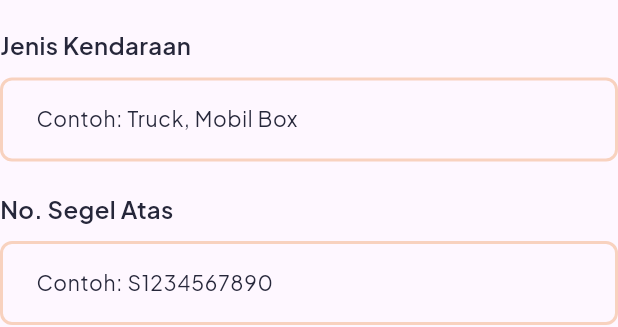
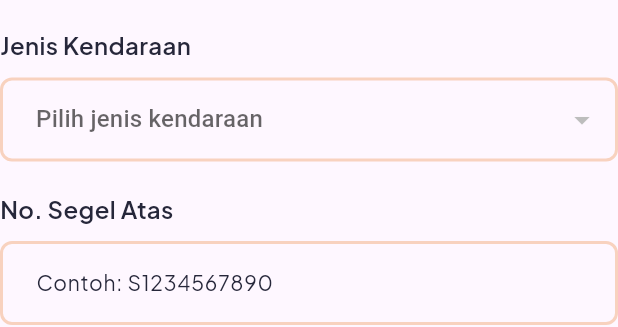
Before and after one commit to ahmdsk/TruckTrack, a Flutter app: the FormKelolaKendaraan widget shown alone on an empty page, opened directly, on a phone screen of 412 x 824 dp. Shown: the part 368-695 px from the top of the screen. Run offline on Flutter 3.47's test engine with Material 3 defaults, Android fonts, the phone set to English and light mode, and no system bars; our stand-ins replace dio, flutter_feather_icons, get, get_it, google_fonts, shared_preferences and 1 more; missing offline and left inert: mapbox_maps_flutter; accounts and stored records are empty; network calls fail.

Commit message:
feat: add JenisBbm and JenisKendaraan models; update Pesanan model to include kendaraanId; enhance MasterDataKendaraanController and views to manage vehicle types; implement services for fetching JenisBbm and JenisKendaraan data

```diff
--- /dev/null
+++ b/lib/app/models/jenis_kendaraan.dart
@@ -0,0 +1,23 @@
+class JenisKendaraan {
+    JenisKendaraan({
+        required this.id,
+        required this.nama,
+        required this.createdAt,
+        required this.updatedAt,
+    });
+
+    final int id;
+    final String nama;
+    final DateTime? createdAt;
+    final DateTime? updatedAt;
+
+    factory JenisKendaraan.fromJson(Map<String, dynamic> json){
+        return JenisKendaraan(
+            id: json["id"] ?? 0,
+            nama: json["nama"] ?? "",
+            createdAt: DateTime.tryParse(json["created_at"] ?? ""),
+            updatedAt: DateTime.tryParse(json["updated_at"] ?? ""),
+        );
+    }
+
+}
--- a/lib/app/models/pesanan.dart
+++ b/lib/app/models/pesanan.dart
@@ -7,6 +7,7 @@ class Pesanan {
     required this.costumerId,
     required this.driverId,
     required this.managerId,
+    required this.kendaraanId,
     required this.tanggalPesanan,
     required this.statusPesanan,
     required this.jenisBbm,
@@ -25,6 +26,7 @@ class Pesanan {
   final int costumerId;
   final int driverId;
   final int managerId;
+  final int kendaraanId;
   final DateTime? tanggalPesanan;
   final String statusPesanan;
   final String jenisBbm;
@@ -41,6 +43,7 @@ class Pesanan {
       id: json["id"] ?? 0,
       noPesanan: json["no_pesanan"] ?? "",
       costumerId: json["costumer_id"] ?? 0,
+      kendaraanId: json["kendaraan_id"] ?? 0,
       driverId: json["driver_id"] ?? 0,
       managerId: json["manager_id"] ?? 0,
       tanggalPesanan: DateTime.tryParse(json["tanggal_pesanan"] ?? ""),
--- a/lib/app/modules/login/views/login_view.dart
+++ b/lib/app/modules/login/views/login_view.dart
@@ -16,7 +16,7 @@ class LoginView extends GetView<LoginController> {
     controller.onInit();
 
     final authC = Get.find<AuthController>();
-    final emailController = TextEditingController(text: 'driver2@test.com');
+    final emailController = TextEditingController(text: 'ahmad@test.com');
     final passwordController = TextEditingController(text: '12345');
 
     return Scaffold(
--- a/lib/app/modules/master_data/kendaraan/controllers/master_data_kendaraan_controller.dart
+++ b/lib/app/modules/master_data/kendaraan/controllers/master_data_kendaraan_controller.dart
@@ -1,23 +1,27 @@
 import 'package:flutter/material.dart';
 import 'package:get/get.dart';
+import 'package:truck_track/app/models/jenis_kendaraan.dart';
 import 'package:truck_track/app/models/kendaraan.dart';
 import 'package:truck_track/app/models/user.dart';
 import 'package:truck_track/components/snackbar.dart';
 import 'package:truck_track/service_locator.dart';
+import 'package:truck_track/services/jenis_kendaraan_service.dart';
 import 'package:truck_track/services/kendaraan_service.dart';
 import 'package:truck_track/services/user_service.dart';
 
 class MasterDataKendaraanController extends GetxController {
   final listKendaraan = <Kendaraan>[].obs;
+  final listJenisKendaraan = <JenisKendaraan>[].obs;
   final listDrivers = <User>[].obs;
 
+  final jenisKendaraanService = sl<JenisKendaraanService>();
   final kendaraanService = sl<KendaraanService>();
   final userService = sl<UserService>();
 
   // Di dalam MasterDataKendaraanController
   final selectedDriver = Rxn<User>();
+  final selectedJenisKendaraan = Rxn<JenisKendaraan>();
   final noPolisiController = TextEditingController();
-  final jenisKendaraanController = TextEditingController();
   final noSegelAtasController= TextEditingController();
   final noSegelBawahController= TextEditingController();
   final noSuratJalanController = TextEditingController();
@@ -30,6 +34,10 @@ class MasterDataKendaraanController extends GetxController {
     final kendaraan = await kendaraanService.getKendaraan();
     listKendaraan.assignAll(kendaraan);
 
+    // Ambil data jenis kendaraan
+    final jenisKendaraan = await jenisKendaraanService.getKendaraan();
+    listJenisKendaraan.assignAll(jenisKendaraan);
+
     // Ambil data driver dari user_service
     final users = await userService.getAllByRoles(UserRole.driver);
     listDrivers.assignAll(users);
@@ -40,7 +48,7 @@ class MasterDataKendaraanController extends GetxController {
     final newKendaraan = {
       'id_driver': selectedDriver.value?.id,
       'no_polisi': noPolisiController.text,
-      'jenis_kendaraan': jenisKendaraanController.text,
+      'jenis_kendaraan': selectedJenisKendaraan.value?.nama,
       'no_segel_atas': noSegelAtasController.text,
       'no_segel_bawah': noSegelBawahController.text,
       'no_surat_jalan': noSuratJalanController.text,
@@ -75,7 +83,7 @@ class MasterDataKendaraanController extends GetxController {
     final updatedKendaraan = {
       'id_driver': selectedDriver.value?.id,
       'no_polisi': noPolisiController.text,
-      'jenis_kendaraan': jenisKendaraanController.text,
+      'jenis_kendaraan': selectedJenisKendaraan.value?.nama,
       'no_segel_atas': noSegelAtasController.text,
       'no_segel_bawah': noSegelBawahController.text,
       'no_surat_jalan': noSuratJalanController.text,
@@ -95,8 +103,8 @@ class MasterDataKendaraanController extends GetxController {
 
   void clearForm() {
     selectedDriver.value = null;
+    selectedJenisKendaraan.value = null;
     noPolisiController.clear();
-    jenisKendaraanController.clear();
     noSegelAtasController.clear();
     noSegelBawahController.clear();
     noSuratJalanController.clear();
--- a/lib/app/modules/master_data/kendaraan/views/master_data_kendaraan_view.dart
+++ b/lib/app/modules/master_data/kendaraan/views/master_data_kendaraan_view.dart
@@ -2,6 +2,7 @@ import 'package:flutter/material.dart';
 import 'package:flutter_feather_icons/flutter_feather_icons.dart';
 
 import 'package:get/get.dart';
+import 'package:truck_track/app/models/jenis_kendaraan.dart';
 import 'package:truck_track/app/models/kendaraan.dart';
 import 'package:truck_track/app/models/user.dart';
 import 'package:truck_track/components/confirmation_dialog.dart';
@@ -82,9 +83,11 @@ class FormKelolaKendaraan extends StatelessWidget {
       controller.selectedDriver.value = controller.listDrivers.firstWhereOrNull(
         (e) => e.id == kendaraan!.idDriver,
       );
+
+      controller.selectedJenisKendaraan.value = controller.listJenisKendaraan
+          .firstWhereOrNull((e) => e.nama == kendaraan!.jenisKendaraan);
+
       controller.noPolisiController.text = kendaraan!.noPolisi;
-      controller.jenisKendaraanController.text = kendaraan!.jenisKendaraan;
-
       controller.noSegelAtasController.text = kendaraan!.noSegelAtas;
       controller.noSegelBawahController.text = kendaraan!.noSegelBawah;
       controller.noSuratJalanController.text = kendaraan!.noSuratJalan;
@@ -128,11 +131,23 @@ class FormKelolaKendaraan extends StatelessWidget {
           controller: controller.noPolisiController,
         ),
         const SizedBox(height: 20),
-        InputField(
-          title: 'Jenis Kendaraan',
-          hintText: 'Contoh: Truck, Mobil Box',
-          controller: controller.jenisKendaraanController,
-        ),
+        Obx(() {
+          final jenisKendaraan = controller.listJenisKendaraan;
+          return Dropdown<JenisKendaraan>(
+            title: "Jenis Kendaraan",
+            hintText: "Pilih jenis kendaraan",
+            value: controller.selectedJenisKendaraan.value,
+            onChanged: (val) => controller.selectedJenisKendaraan.value = val,
+            items: jenisKendaraan
+                .map(
+                  (jenis) => DropdownMenuItem(
+                    value: jenis,
+                    child: Text(jenis.nama),
+                  ),
+                )
+                .toList(),
+          );
+        }),
         const SizedBox(height: 20),
         InputField(
           title: 'No. Segel Atas',
--- a/lib/app/modules/setting_order/controllers/setting_order_controller.dart
+++ b/lib/app/modules/setting_order/controllers/setting_order_controller.dart
@@ -1,9 +1,13 @@
 import 'package:flutter/material.dart';
 import 'package:get/get.dart';
+import 'package:truck_track/app/models/jenis_bbm.dart';
+import 'package:truck_track/app/models/kendaraan.dart';
 import 'package:truck_track/app/models/pesanan.dart';
 import 'package:truck_track/app/models/user.dart';
 import 'package:truck_track/components/snackbar.dart';
 import 'package:truck_track/service_locator.dart';
+import 'package:truck_track/services/jenis_bbm_service.dart';
+import 'package:truck_track/services/kendaraan_service.dart';
 import 'package:truck_track/services/order_service.dart';
 import 'package:truck_track/services/user_service.dart';
 
@@ -11,18 +15,23 @@ class SettingOrderController extends GetxController {
   // List Driver dan Costumer
   final listDrivers = <User>[].obs;
   final listCostumers = <User>[].obs;
+  final listBBM = <JenisBbm>[].obs;
+  final listKendaraan = <Kendaraan>[].obs;
 
   final listOrders = <Pesanan>[].obs;
 
   // Panggil Services
   final orderService = sl<OrderService>();
   final userService = sl<UserService>();
+  final bbmService = sl<JenisBBMService>();
+  final kendaraanService = sl<KendaraanService>();
 
   // Di dalam SettingDeliveryController
+  final selectedBBM = Rxn<JenisBbm>();
   final selectedDriver = Rxn<User>();
   final selectedCostumer = Rxn<User>();
+  final selectedKendaraan = Rxn<Kendaraan>();
   final noPesananController = TextEditingController();
-  final jenisBBMController = TextEditingController();
   final volumeBBMController = TextEditingController();
   final alamatPengirimanController = TextEditingController();
 
@@ -37,9 +46,17 @@ class SettingOrderController extends GetxController {
     final drivers = await userService.getAllByRoles(UserRole.driver);
     listDrivers.assignAll(drivers);
 
+    // Ambil data bbm
+    final bbm = await bbmService.getAllJenisBBM();
+    listBBM.assignAll(bbm);
+
     // Ambil data customer dari user_service
     final costumers = await userService.getAllByRoles(UserRole.costumer);
     listCostumers.assignAll(costumers);
+
+    // Ambil data kendaraan
+    final kendaraan = await kendaraanService.getKendaraan();
+    listKendaraan.assignAll(kendaraan);
   }
 
   // Method untuk submit data ke API
@@ -47,8 +64,9 @@ class SettingOrderController extends GetxController {
     final newPesanan = {
       'driver_id': selectedDriver.value?.id,
       'costumer_id': selectedCostumer.value?.id,
+      'kendaraan_id': selectedKendaraan.value?.id,
       'no_pesanan': noPesananController.text,
-      'jenis_bbm': jenisBBMController.text,
+      'jenis_bbm': selectedBBM.value?.nama,
       'volume_bbm': volumeBBMController.text,
       'alamat_pengiriman': alamatPengirimanController.text,
     };
@@ -76,9 +94,10 @@ class SettingOrderController extends GetxController {
   // Method untuk clear semua controller
   void clearForm() {
     selectedDriver.value = null;
+    selectedKendaraan.value = null;
     selectedCostumer.value = null;
+    selectedBBM.value = null;
     noPesananController.clear();
-    jenisBBMController.clear();
     volumeBBMController.clear();
     alamatPengirimanController.clear();
   }
@@ -88,8 +107,9 @@ class SettingOrderController extends GetxController {
     final updatedPesanan = {
       'driver_id': selectedDriver.value?.id,
       'costumer_id': selectedCostumer.value?.id,
+      'kendaraan_id': selectedKendaraan.value?.id,
       'no_pesanan': noPesananController.text,
-      'jenis_bbm': jenisBBMController.text,
+      'jenis_bbm': selectedBBM.value?.nama,
       'volume_bbm': volumeBBMController.text,
       'alamat_pengiriman': alamatPengirimanController.text,
     };
--- a/lib/service_locator.dart
+++ b/lib/service_locator.dart
@@ -4,6 +4,8 @@ import 'package:shared_preferences/shared_preferences.dart';
 import 'package:truck_track/app/data/api_client.dart';
 import 'package:truck_track/services/delivery_service.dart';
 import 'package:truck_track/services/jadwal_pengiriman_service.dart';
+import 'package:truck_track/services/jenis_bbm_service.dart';
+import 'package:truck_track/services/jenis_kendaraan_service.dart';
 import 'package:truck_track/services/kendaraan_service.dart';
 import 'package:truck_track/services/order_service.dart';
 import 'package:truck_track/services/user_service.dart';
@@ -20,6 +22,8 @@ Future<void> setupLocator() async {
   // Register AuthService (custom service wrapper)
   sl.registerSingleton<AuthService>(AuthService(sl())); // dio & prefs
   sl.registerSingleton<KendaraanService>(KendaraanService());
+  sl.registerSingleton<JenisKendaraanService>(JenisKendaraanService());
+  sl.registerSingleton<JenisBBMService>(JenisBBMService());
   sl.registerSingleton<UserService>(UserService());
   sl.registerSingleton<DeliveryService>(DeliveryService());
   sl.registerSingleton<OrderService>(OrderService());
--- /dev/null
+++ b/lib/services/jenis_kendaraan_service.dart
@@ -0,0 +1,16 @@
+import 'package:truck_track/app/data/api_client.dart';
+import 'package:truck_track/app/models/jenis_kendaraan.dart';
+
+class JenisKendaraanService {
+  Future<List<JenisKendaraan>> getKendaraan() async {
+    final response = await ApiClient.get('/jenis-kendaraan');
+
+    // Parse the response data into a list of JenisKendaraan objects
+    final List<JenisKendaraan> kendaraanList =
+        (response!.data['data'] as List)
+            .map((item) => JenisKendaraan.fromJson(item))
+            .toList();
+
+    return kendaraanList;
+  }
+}
```
Also changed, not shown: lib/app/models/jenis_bbm.dart (added, +23 -0 lines), lib/app/modules/setting_order/views/setting_order_view.dart (+54 -7 lines), lib/services/jenis_bbm_service.dart (added, +16 -0 lines).
